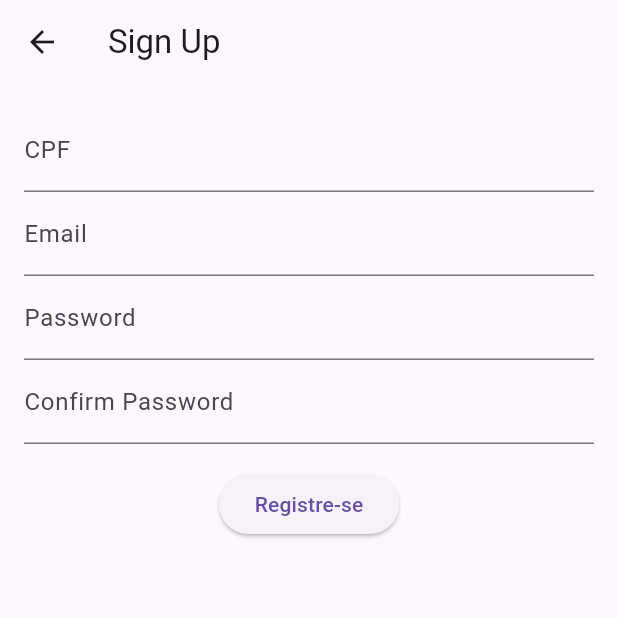
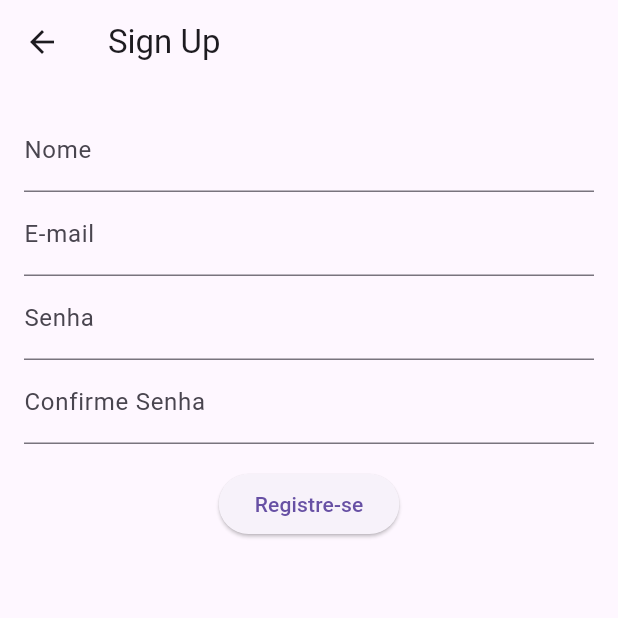
Before and after one commit to paulocavalc/Adopt-Pet, a Flutter app: the SignUp screen opened directly, on a phone screen of 412 x 824 dp, the top half of it. Run offline on Flutter 3.47's test engine with Material 3 defaults, Android fonts, the phone set to English and light mode, and no system bars; our stand-ins replace google_fonts; missing offline and left inert: icofont_flutter; network calls fail.

Commit message:
Login Salvar

```diff
--- a/lib/authentication/signup.dart
+++ b/lib/authentication/signup.dart
@@ -27,7 +27,7 @@ class SignUp extends StatefulWidget {
 
 class _SignUpState extends State<SignUp> {
   final _formKey = GlobalKey<FormState>();
-  String _cpf = '';
+  String _nome = '';
   String _email = '';
   String _password = '';
   String _confirmPassword = '';
@@ -45,19 +45,19 @@ class _SignUpState extends State<SignUp> {
           child: Column(
             children: <Widget>[
               TextFormField(
-                decoration: InputDecoration(labelText: 'CPF'),
+                decoration: InputDecoration(labelText: 'Nome'),
                 onChanged: (value) {
-                 _cpf = value;
+                 _nome = value;
                 },
                 validator: (value) {
                   if (value!.isEmpty) {
-                      return 'Por favor insira seu CPF';
+                      return 'Por favor insira seu nome';
                   }
                   return null;
                 },
               ),
               TextFormField(
-                decoration: InputDecoration(labelText: 'Email'),
+                decoration: InputDecoration(labelText: 'E-mail'),
                 onChanged: (value) {
                  _email = value;
                 },
@@ -69,7 +69,7 @@ class _SignUpState extends State<SignUp> {
                 },
               ),
               TextFormField(
-                decoration: InputDecoration(labelText: 'Password'),
+                decoration: InputDecoration(labelText: 'Senha'),
                 onChanged: (value) {
                  _password = value;
                 },
@@ -81,7 +81,7 @@ class _SignUpState extends State<SignUp> {
                 },
               ),
               TextFormField(
-                decoration: InputDecoration(labelText: 'Confirm Password'),
+                decoration: InputDecoration(labelText: 'Confirme Senha'),
                 onChanged: (value) {
                  _confirmPassword = value;
                 },
```
